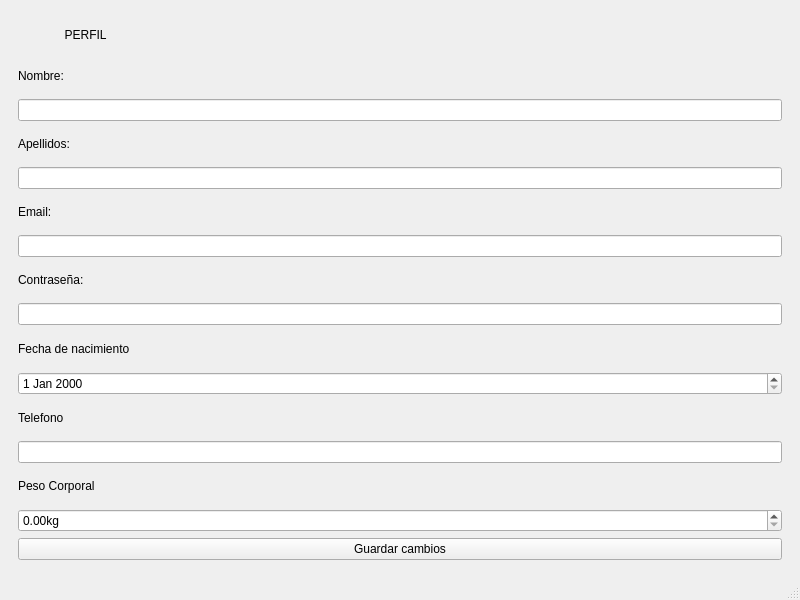
First picture: the form in src/Vista/Ui/VistaPerfil.ui, repository danielreynaa/TrabajoPowerGym, before the edit.
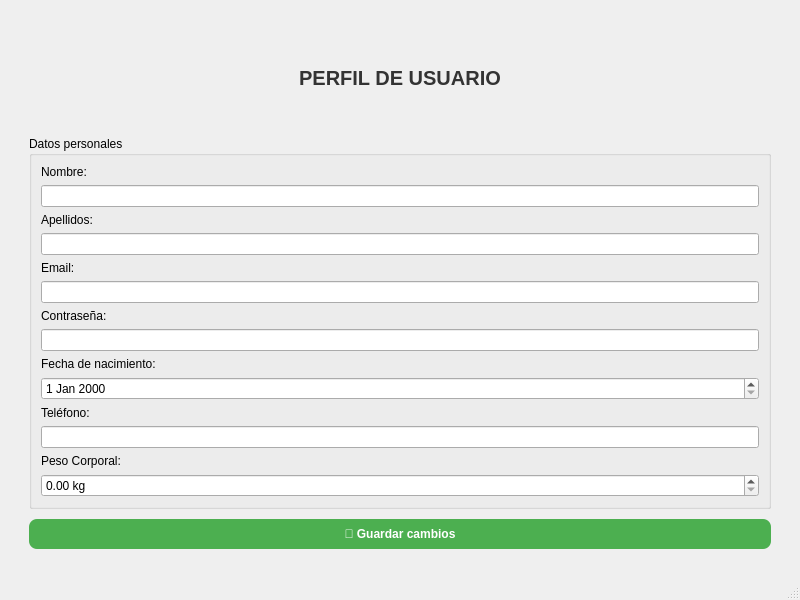
Second picture: the form after the edit.

Commit message: perfil bonito

The edit to the form file:
```diff
--- a/src/Vista/Ui/VistaPerfil.ui
+++ b/src/Vista/Ui/VistaPerfil.ui
@@ -18,102 +18,75 @@
     <item row="0" column="0">
      <widget class="QWidget" name="widget" native="true">
       <layout class="QVBoxLayout" name="verticalLayout">
+       <property name="spacing"><number>10</number></property>
+       <property name="margin"><number>20</number></property>
+
        <item>
         <widget class="QLabel" name="label_3">
-         <property name="text">
-          <string>              PERFIL</string>
+         <property name="text"><string>PERFIL DE USUARIO</string></property>
+         <property name="alignment"><set>Qt::AlignCenter</set></property>
+         <property name="styleSheet">
+          <string notr="true">font-size: 20px; font-weight: bold; color: #333;</string>
          </property>
         </widget>
        </item>
        <item>
-        <widget class="QLabel" name="label">
-         <property name="text">
-          <string>Nombre:</string>
-         </property>
+        <widget class="QGroupBox" name="groupBoxDatos">
+         <property name="title"><string>Datos personales</string></property>
+         <layout class="QVBoxLayout" name="formLayout">
+
+          <item><widget class="QLabel" name="label"><property name="text"><string>Nombre:</string></property></widget></item>
+          <item><widget class="QLineEdit" name="inputNombre"/></item>
+
+          <item><widget class="QLabel" name="label_2"><property name="text"><string>Apellidos:</string></property></widget></item>
+          <item><widget class="QLineEdit" name="inputApellidos"/></item>
+
+          <item><widget class="QLabel" name="label_4"><property name="text"><string>Email:</string></property></widget></item>
+          <item>
+           <widget class="QLineEdit" name="inputEmail">
+            <property name="readOnly"><bool>true</bool></property>
+           </widget>
+          </item>
+
+          <item><widget class="QLabel" name="label_5"><property name="text"><string>Contraseña:</string></property></widget></item>
+          <item>
+           <widget class="QLineEdit" name="inputContrasena">
+            <property name="echoMode"><enum>QLineEdit::Password</enum></property>
+           </widget>
+          </item>
+
+          <item><widget class="QLabel" name="label_6"><property name="text"><string>Fecha de nacimiento:</string></property></widget></item>
+          <item><widget class="QDateEdit" name="inpuFechaDeNacimiento"/></item>
+
+          <item><widget class="QLabel" name="label_7"><property name="text"><string>Teléfono:</string></property></widget></item>
+          <item><widget class="QLineEdit" name="inputTelefono"/></item>
+
+          <item><widget class="QLabel" name="label_8"><property name="text"><string>Peso Corporal:</string></property></widget></item>
+          <item>
+           <widget class="QDoubleSpinBox" name="inputPeso">
+            <property name="suffix"><string> kg</string></property>
+           </widget>
+          </item>
+         </layout>
         </widget>
        </item>
-       <item>
-        <widget class="QLineEdit" name="inputNombre"/>
-       </item>
-       <item>
-        <widget class="QLabel" name="label_2">
-         <property name="text">
-          <string>Apellidos:</string>
-         </property>
-        </widget>
-       </item>
-       <item>
-        <widget class="QLineEdit" name="inputApellidos"/>
-       </item>
-       <item>
-        <widget class="QLabel" name="label_4">
-         <property name="text">
-          <string>Email:</string>
-         </property>
-        </widget>
-       </item>
-       <item>
-        <widget class="QLineEdit" name="inputEmail">
-         <property name="text">
-          <string/>
-         </property>
-         <property name="readOnly">
-          <bool>true</bool>
-         </property>
-        </widget>
-       </item>
-       <item>
-        <widget class="QLabel" name="label_5">
-         <property name="text">
-          <string>Contraseña:</string>
-         </property>
-        </widget>
-       </item>
-       <item>
-        <widget class="QLineEdit" name="inputContrasena">
-         <property name="echoMode">
-          <enum>QLineEdit::Password</enum>
-         </property>
-        </widget>
-       </item>
-       <item>
-        <widget class="QLabel" name="label_6">
-         <property name="text">
-          <string>Fecha de nacimiento</string>
-         </property>
-        </widget>
-       </item>
-       <item>
-        <widget class="QDateEdit" name="inpuFechaDeNacimiento"/>
-       </item>
-       <item>
-        <widget class="QLabel" name="label_7">
-         <property name="text">
-          <string>Telefono</string>
-         </property>
-        </widget>
-       </item>
-       <item>
-        <widget class="QLineEdit" name="inputTelefono"/>
-       </item>
-       <item>
-        <widget class="QLabel" name="label_8">
-         <property name="text">
-          <string>Peso Corporal</string>
-         </property>
-        </widget>
-       </item>
-       <item>
-        <widget class="QDoubleSpinBox" name="inputPeso">
-         <property name="suffix">
-          <string>kg</string>
-         </property>
-        </widget>
-       </item>
+
        <item>
         <widget class="QPushButton" name="pushButton">
-         <property name="text">
-          <string>Guardar cambios</string>
+         <property name="text"><string>💾 Guardar cambios</string></property>
+         <property name="styleSheet">
+          <string notr="true">
+           QPushButton {
+             background-color: #4CAF50;
+             color: white;
+             padding: 8px 16px;
+             border-radius: 8px;
+             font-weight: bold;
+           }
+           QPushButton:hover {
+             background-color: #45a049;
+           }
+          </string>
          </property>
         </widget>
        </item>
```
Left out of the diff: 20 changed lines with no effect on the pictures.
